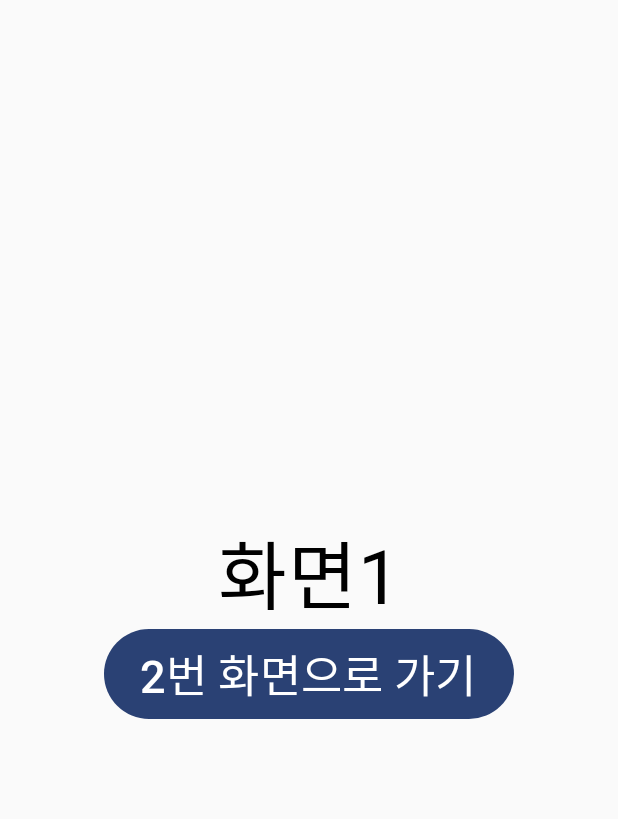
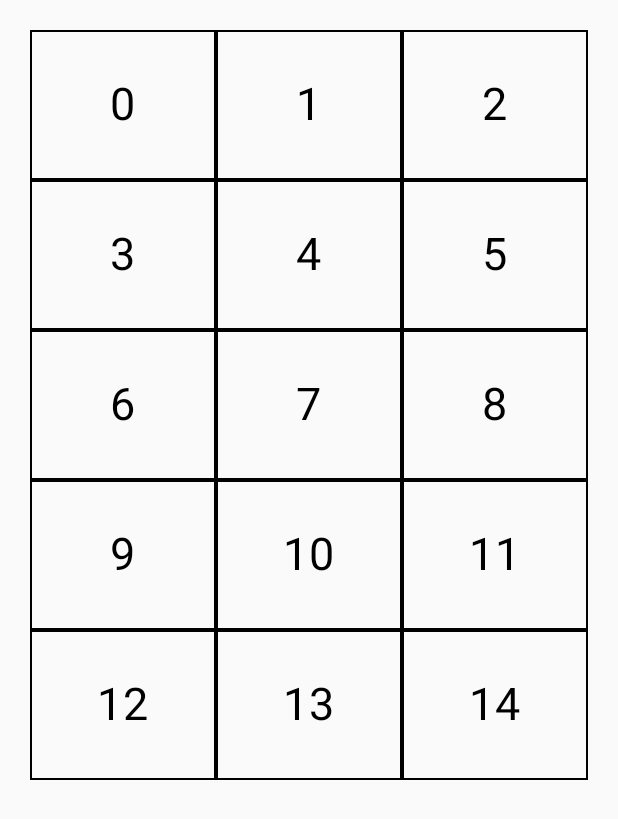
Before and after one commit to inwoo13/ComposeFirst, an Android app built with Jetpack Compose: the screen it shows after launch (MainActivity), on a phone screen of 412 x 824 dp. Shown: the top 819 px of the screen. Run offline under Robolectric (Android 15) with nearby library versions, the phone set to English and light mode, and no system bars.

Commit message:
navigation second step

```diff
--- a/app/src/main/java/com/inflean/composefirst/MainActivity.kt
+++ b/app/src/main/java/com/inflean/composefirst/MainActivity.kt
@@ -21,6 +21,8 @@ import androidx.compose.foundation.layout.padding
 import androidx.compose.foundation.layout.size
 import androidx.compose.foundation.lazy.LazyColumn
 import androidx.compose.foundation.lazy.LazyRow
+import androidx.compose.foundation.lazy.grid.GridCells
+import androidx.compose.foundation.lazy.grid.LazyVerticalGrid
 import androidx.compose.foundation.lazy.items
 import androidx.compose.foundation.shape.RoundedCornerShape
 import androidx.compose.material.icons.Icons
@@ -65,6 +67,7 @@ import androidx.compose.ui.unit.dp
 import androidx.compose.ui.unit.sp
 import androidx.compose.ui.viewinterop.AndroidView
 import androidx.navigation.NavController
+import androidx.navigation.NavHostController
 import androidx.navigation.compose.NavHost
 import androidx.navigation.compose.composable
 import androidx.navigation.compose.rememberNavController
@@ -78,89 +81,66 @@ class MainActivity : ComponentActivity() {
         super.onCreate(savedInstanceState)
         setContent {
             ComposeFirstTheme {
-                MyNav()
+                MyNav(rememberNavController())
             }
         }
     }
 }
 
 @Composable
-fun MyScreen1(navController: NavController){
+fun MyGridScreen(navHostController: NavHostController) {
 
-    Column(
-        modifier = Modifier.fillMaxSize(),
-        verticalArrangement = Arrangement.Center,
-        horizontalAlignment = Alignment.CenterHorizontally
+    LazyVerticalGrid(
+        columns = GridCells.Fixed(3),
+        modifier = Modifier.padding(20.dp)
     ) {
-        Text(
-            text = "화면1",
-            fontSize = 50.sp
-        )
-        Button(onClick = { navController.navigate("MyScreen2") }) {
-            Text(
-                text = "2번 화면으로 가기",
-                fontSize = 30.sp
-            )
+
+        items(15) { number ->
+            Box(
+                contentAlignment = Alignment.Center,
+                modifier = Modifier
+                    .fillMaxWidth()
+                    .height(100.dp)
+                    .border(1.dp, Color.Black)
+                    .clickable {
+                        navHostController.navigate("myNumberScreen/$number")
+                    }
+            ) {
+                Text(
+                    text = number.toString(),
+                    fontSize = 30.sp
+                )
+            }
         }
+
     }
+
 }
 
 @Composable
-fun MyScreen2(navController: NavController){
+fun MyNumberScreen(number: String?) {
 
-    Column(
-        modifier = Modifier.fillMaxSize(),
-        verticalArrangement = Arrangement.Center,
-        horizontalAlignment = Alignment.CenterHorizontally
+    Box(
+        contentAlignment = Alignment.Center,
+        modifier = Modifier.fillMaxSize()
     ) {
         Text(
-            text = "화면2",
-            fontSize = 50.sp
+            text = number.toString(),
+            fontSize = 70.sp
         )
-        Button(onClick = { navController.navigate("MyScreen3") }) {
-            Text(
-                text = "3번 화면으로 가기",
-                fontSize = 30.sp
-            )
-        }
     }
+
 }
 
 @Composable
-fun MyScreen3(navController: NavController){
+fun MyNav(navHostController: NavHostController) {
 
-    Column(
-        modifier = Modifier.fillMaxSize(),
-        verticalArrangement = Arrangement.Center,
-        horizontalAlignment = Alignment.CenterHorizontally
-    ) {
-        Text(
-            text = "화면3",
-            fontSize = 50.sp
-        )
-        Button(onClick = { navController.navigate("MyScreen1") }) {
-            Text(
-                text = "1번 화면으로 가기",
-                fontSize = 30.sp
-            )
+    NavHost(navController = navHostController, startDestination = "myGridScreen") {
+        composable("myGridScreen") {
+            MyGridScreen(navHostController)
         }
-    }
-}
-
-@Composable
-fun MyNav(){
-
-    val navController = rememberNavController()
-
-    NavHost(navController = navController, startDestination = "MyScreen1"){
-        composable("MyScreen1"){
-            MyScreen1(navController = navController)
-        }
-        composable("MyScreen2"){
-            MyScreen2(navController = navController)
-        }
-        composable("MyScreen3"){
-            MyScreen3(navController = navController)
+        composable("myNumberScreen/{number}") { navBackStackEntry ->
+            MyNumberScreen(number = navBackStackEntry.arguments?.getString("number"))
         }
     }
 
@@ -170,6 +150,6 @@ fun MyNav(){
 @Composable
 fun GreetingPreview() {
     ComposeFirstTheme {
-        MyNav()
+        MyNav(rememberNavController())
     }
 }
```
